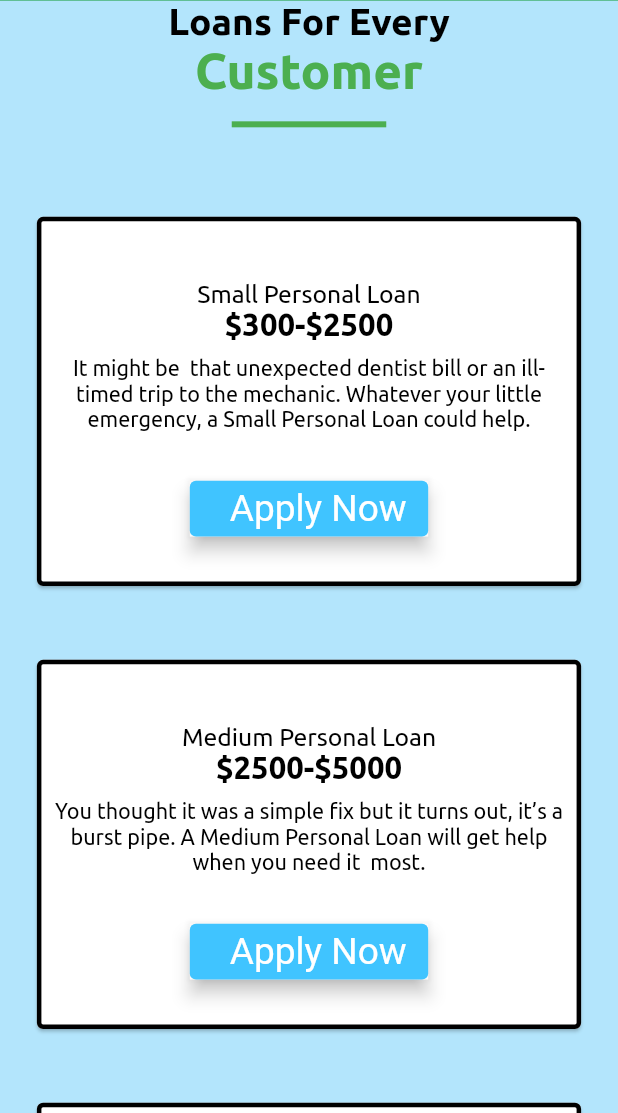
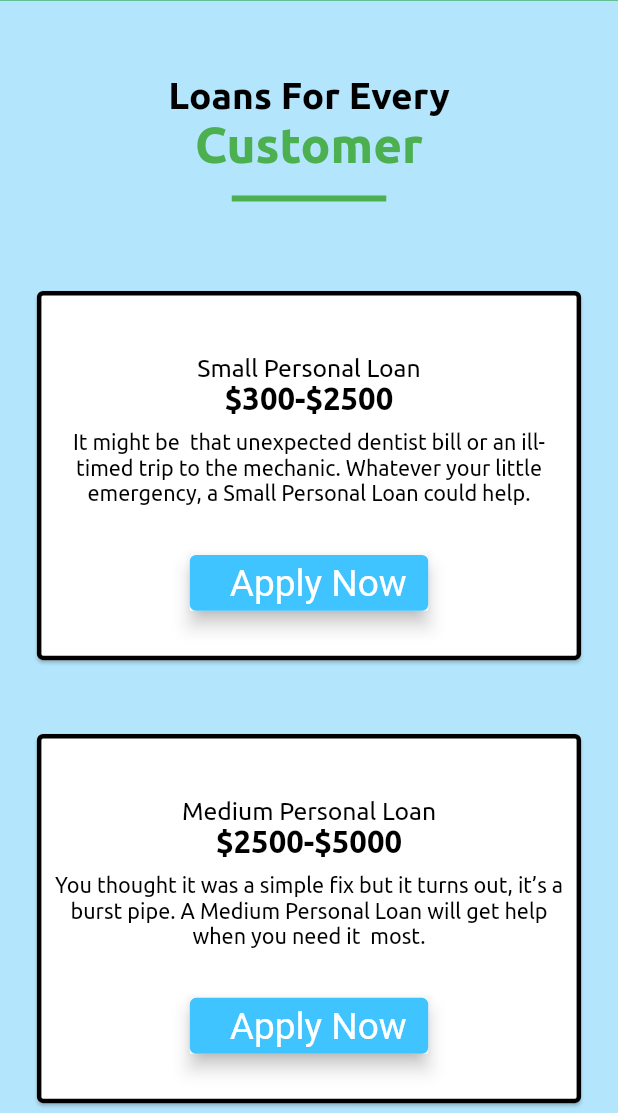
Before and after one commit to bittuRichestsoft/sample, a Flutter app: the LoanItems screen opened directly, on a phone screen of 412 x 824 dp, the part 123-1236 px from its top. Run offline on Flutter 3.47's test engine with Material 2 defaults, Android fonts, the light colour scheme and no system bars; our stand-ins replace connectivity, firebase_core, firebase_messaging, flutter_local_notifications, flutter_svg, fluttertoast and 3 more; missing offline and left inert: flutter_statusbarcolor, flutter_webview_plugin; accounts and stored records are empty; project files that could hold a hidden picture were left out.

Commit message:
minor changes

```diff
--- a/lib/credit/CreditPurseHomePage.dart
+++ b/lib/credit/CreditPurseHomePage.dart
@@ -630,7 +630,7 @@ class NavDrawer extends StatefulWidget {
                 size: MediaQuery.of(context).size.width * 0.03,
               ),
               title: Text(
-                'DashBoard',
+                'Dashboard',
                 style: TextStyle(
                   fontFamily: 'UbuntuBold',
                   fontSize: MediaQuery.of(context).size.width * 0.035,
--- a/lib/credit/LoanItems.dart
+++ b/lib/credit/LoanItems.dart
@@ -218,6 +218,7 @@ child:  Align(
       child: SingleChildScrollView(
           child: Column(
             children: [
+          Container(height: MediaQuery.of(context).size.height*0.06,),
               Text(
                 "Loans For Every",
                 style: TextStyle(
--- a/pubspec.yaml
+++ b/pubspec.yaml
@@ -36,9 +36,9 @@ dependencies:
  # flutter_local_notifications: 3.0.1+3
   flutter_local_notifications: ^5.0.0-nullsafety.0
 
-#  firebase_messaging: ^10.0.7
   firebase_messaging: ^10.0.7
-
+  #  firebase_messaging: ^7.0.3
+#  firebase_core: ^0.5.0+1
   firebase_core: ^1.2.0
   #firebase_messaging: ^10.0.0
   #  firebase_core: ^1.2.0
```
